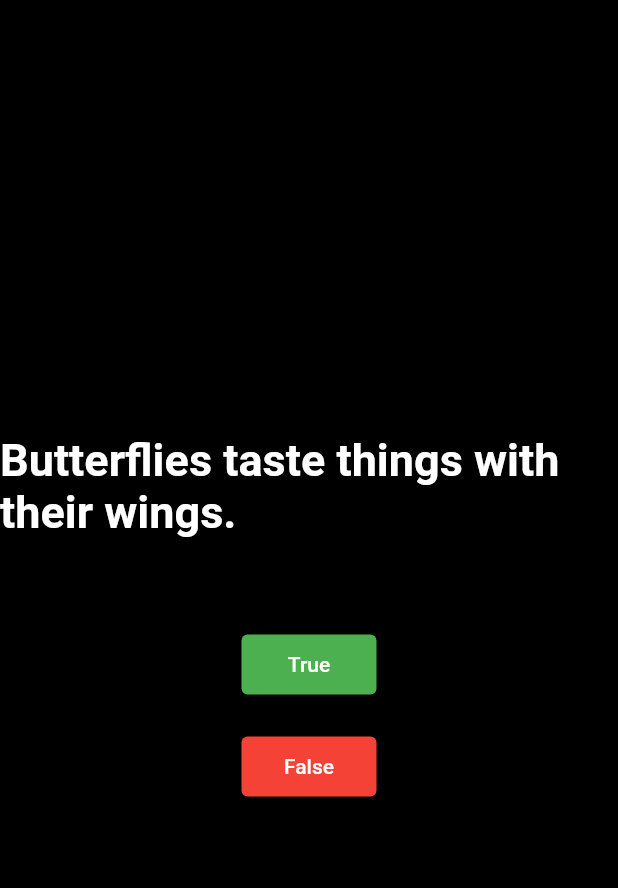
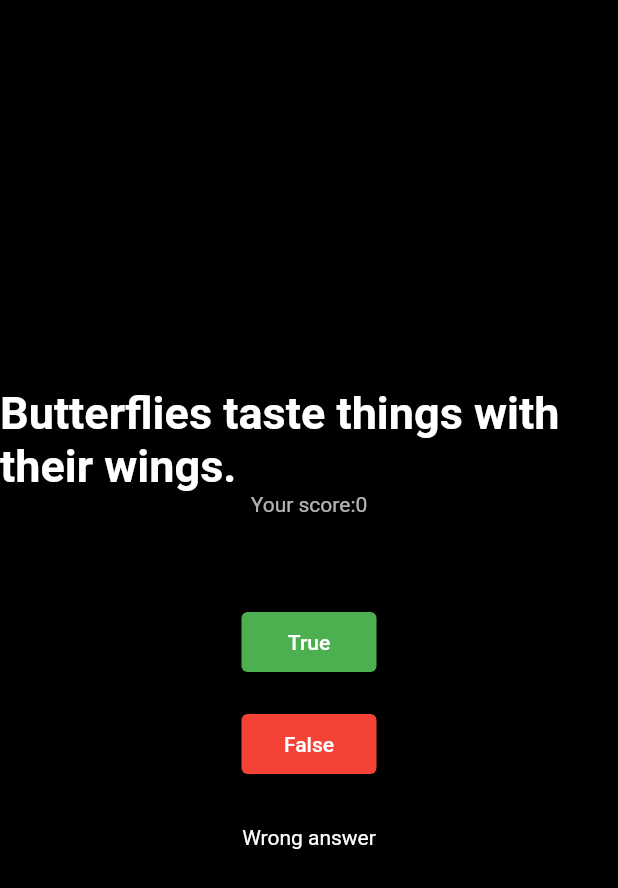
Before and after one commit to RizaBasheer/quiz_app, a Flutter app: the screen it shows after launch, after a tap on "True", after a tap on "False", on a phone screen of 412 x 824 dp. Shown: the top 888 px of the screen. Run offline on Flutter 3.47's test engine with Material 2 defaults, Android fonts, the phone set to English and light mode, and no system bars; network calls fail.

Commit message:
final commit
yes.

```diff
--- a/lib/question.dart
+++ b/lib/question.dart
@@ -27,11 +27,23 @@ class _QuestionsState extends State<Questions> {
     Quiz(qstn: ' Bats are blind.', ans: false),
   ];
   int index = 0;
+  int score = 0;
+  String result = '';
   void nextQ() {
     if (index < Questionset.length) {
       index++;
     }
-    setState ((){});
+    setState(() {});
+  }
+
+  void check(bool answer) {
+    // print(answer);
+    if (answer == Questionset[index].ans) {
+      result = 'Correct answer';
+      score++;
+    } else {
+      result = 'Wrong answer';
+    }
   }
 
   @override
@@ -48,9 +60,11 @@ class _QuestionsState extends State<Questions> {
                     fontSize: 30,
                     fontWeight: FontWeight.bold,
                   )),
+              Text('Your score:$score',style: TextStyle(color: Colors.white70),),
               SizedBox(height: 60),
               TextButton(
                   onPressed: () {
+                    check(true);
                     nextQ();
                   },
                   style: (TextButton.styleFrom(
@@ -66,6 +80,7 @@ class _QuestionsState extends State<Questions> {
               ),
               TextButton(
                 onPressed: () {
+                  check(false);
                   nextQ();
                 },
                 style: TextButton.styleFrom(
@@ -79,6 +94,14 @@ class _QuestionsState extends State<Questions> {
                   ),
                 ),
               ),
+              SizedBox(
+                height: 30,
+                width: 50,
+              ),
+              Text(
+                result,
+                style: TextStyle(color: Colors.white),
+              ),
             ],
           ),
         ));
```
